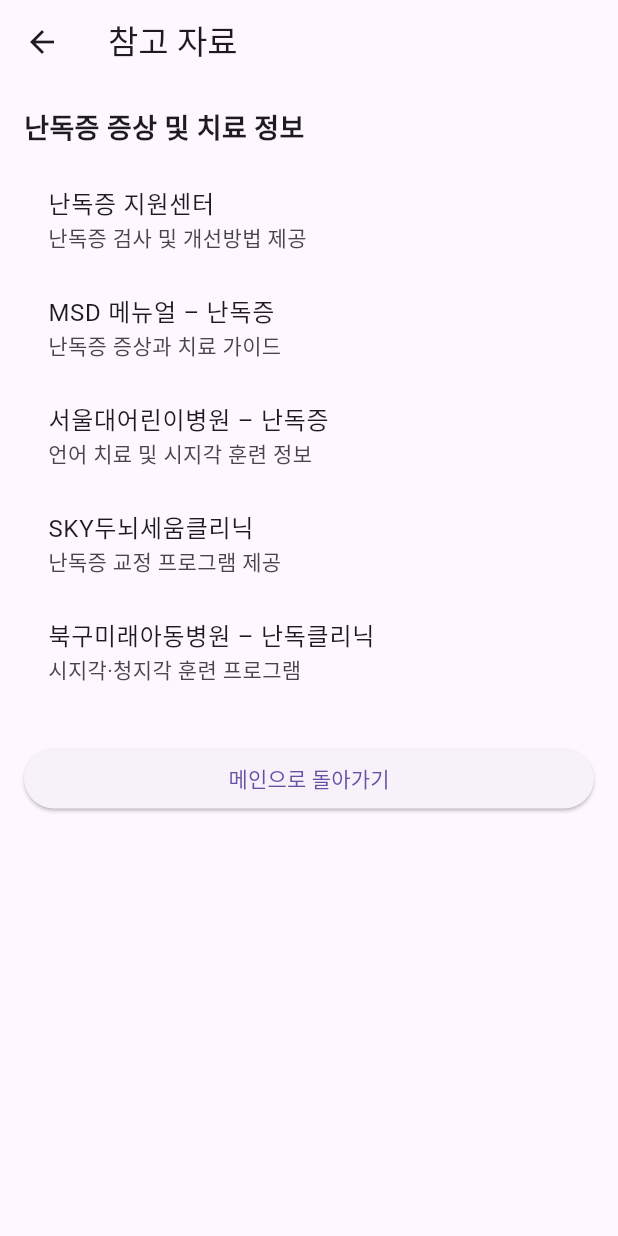
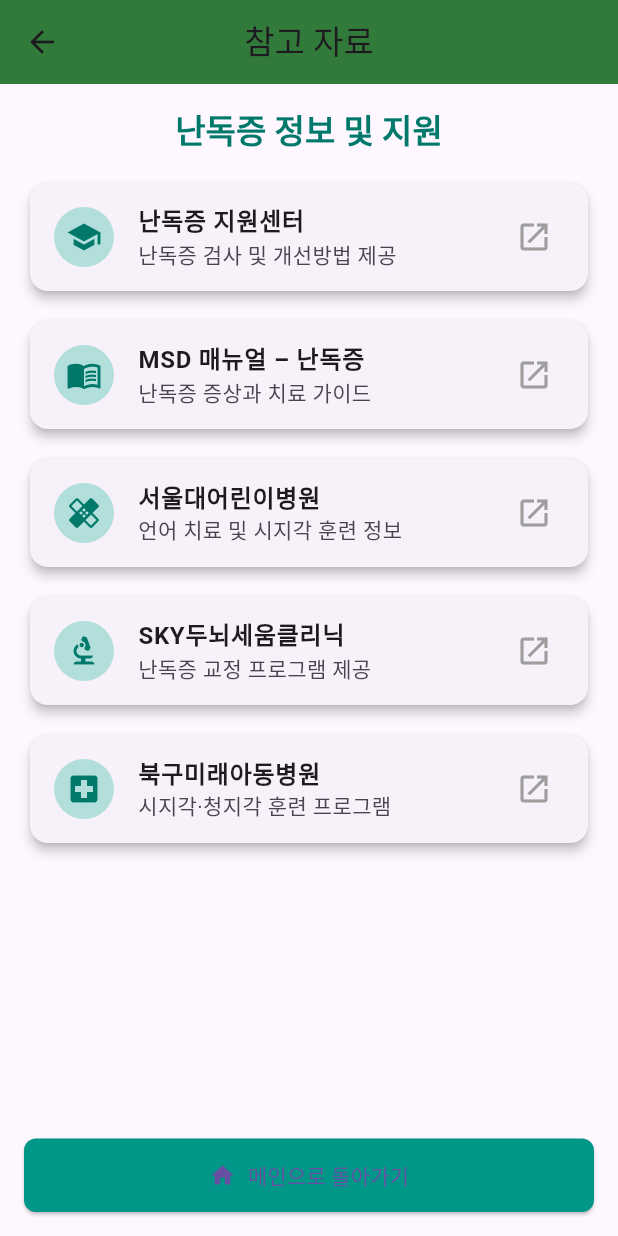
Before and after one commit to wjy0524/HackTX25-DYSCVER, a Flutter app: the DyslexiaInfoPage screen opened directly, on a phone screen of 412 x 824 dp. Run offline on Flutter 3.47's test engine with Material 3 defaults, Android fonts, the phone set to English and light mode, and no system bars; our stand-ins replace cloud_firestore, firebase_auth, firebase_core, fl_chart, flutter_widget_from_html_core, google_sign_in and 1 more; accounts and stored records are empty; statements that could not run were skipped.

Commit message:
dyslexia info page update + ml_pipeline(ignore it, not used in code)

```diff
--- a/frontend/lib/screens/dyslexia_info_page.dart
+++ b/frontend/lib/screens/dyslexia_info_page.dart
@@ -1,6 +1,8 @@
+// lib/screens/dyslexia_info_page.dart
+
 import 'package:flutter/material.dart';
 import 'package:url_launcher/url_launcher.dart';
-import 'main_page.dart';
+import 'main_menu_page.dart';
 
 class DyslexiaInfoPage extends StatelessWidget {
   const DyslexiaInfoPage({Key? key}) : super(key: key);
@@ -8,58 +10,119 @@ class DyslexiaInfoPage extends StatelessWidget {
   Future<void> _launchUrl(String url) async {
     final uri = Uri.parse(url);
     if (await canLaunchUrl(uri)) {
-      await launchUrl(uri);
+      await launchUrl(uri, mode: LaunchMode.externalApplication);
     }
   }
 
   @override
   Widget build(BuildContext context) {
+    final resources = [
+      {
+        'title': '난독증 지원센터',
+        'subtitle': '난독증 검사 및 개선방법 제공',
+        'url': 'https://nandok.com/',
+        'icon': Icons.school,
+      },
+      {
+        'title': 'MSD 매뉴얼 – 난독증',
+        'subtitle': '난독증 증상과 치료 가이드',
+        'url': 'https://www.msdmanuals.com/ko/home/%EC%95%84%EB%8F%99%EC%9D%98-%EA%B1%B4%EA%B0%95-%EB%AC%B8%EC%A0%9C/%ED%95%99%EC%8A%B5%EA%B3%BC-%EB%B0%9C%EB%8B%AC-%EC%9E%A5%EC%95%A0/%EB%82%9C%EB%8F%85%EC%A6%9D',
+        'icon': Icons.menu_book,
+      },
+      {
+        'title': '서울대어린이병원',
+        'subtitle': '언어 치료 및 시지각 훈련 정보',
+        'url': 'https://child.snuh.org/health/nMedInfo/nView.do?category=DIS&medid=AA000594',
+        'icon': Icons.healing,
+      },
+      {
+        'title': 'SKY두뇌세움클리닉',
+        'subtitle': '난독증 교정 프로그램 제공',
+        'url': 'https://www.skybrain.co.kr/',
+        'icon': Icons.biotech,
+      },
+      {
+        'title': '북구미래아동병원',
+        'subtitle': '시지각·청지각 훈련 프로그램',
+        'url': 'https://www.bmiraehosp.com/?page_id=894',
+        'icon': Icons.local_hospital,
+      },
+    ];
+
     return Scaffold(
-      appBar: AppBar(title: const Text('참고 자료')),
-      body: ListView(
-        padding: const EdgeInsets.all(16),
+      appBar: AppBar(
+        title: const Text('참고 자료'),
+        centerTitle: true,
+        backgroundColor: Colors.green[800],
+        elevation: 2,
+      ),
+      body: Padding(
+        padding: const EdgeInsets.all(16.0),
+        child: Column(
+          crossAxisAlignment: CrossAxisAlignment.stretch,
           children: [
-          const Text(
-            '난독증 증상 및 치료 정보',
-            style: TextStyle(fontSize: 18, fontWeight: FontWeight.bold),
+            Text(
+              '난독증 정보 및 지원',
+              style: Theme.of(context)
+                      .textTheme
+                      .titleLarge!
+                      .copyWith(
+                    color: Colors.teal[700],
+                    fontWeight: FontWeight.bold,
                   ),
-          const SizedBox(height: 12),
-          ListTile(
-            title: const Text('난독증 지원센터'),
-            subtitle: const Text('난독증 검사 및 개선방법 제공'),
-            onTap: () => _launchUrl('https://nandok.com/'),
+              textAlign: TextAlign.center,
             ),
-          ListTile(
-            title: const Text('MSD 메뉴얼 – 난독증'),
-            subtitle: const Text('난독증 증상과 치료 가이드'),
-            onTap: () => _launchUrl('https://www.msdmanuals.com/ko/home/%EC%95%84%EB%8F%99%EC%9D%98-%EA%B1%B4%EA%B0%95-%EB%AC%B8%EC%A0%9C/%ED%95%99%EC%8A%B5%EA%B3%BC-%EB%B0%9C%EB%8B%AC-%EC%9E%A5%EC%95%A0/%EB%82%9C%EB%8F%85%EC%A6%9D'),
+            const SizedBox(height: 16),
+            Expanded(
+              child: ListView.separated(
+                itemCount: resources.length,
+                separatorBuilder: (_, __) => const SizedBox(height: 12),
+                itemBuilder: (context, index) {
+                  final resource = resources[index];
+                  return Card(
+                    shape: RoundedRectangleBorder(
+                      borderRadius: BorderRadius.circular(12),
                     ),
-          ListTile(
-            title: const Text('서울대어린이병원 – 난독증'),
-            subtitle: const Text('언어 치료 및 시지각 훈련 정보'),
-            onTap: () => _launchUrl('https://child.snuh.org/health/nMedInfo/nView.do?category=DIS&medid=AA000594'),
+                    elevation: 3,
+                    child: ListTile(
+                      leading: CircleAvatar(
+                        backgroundColor: Colors.teal.shade100,
+                        child: Icon(
+                          resource['icon'] as IconData,
+                          color: Colors.teal[700],
                         ),
-          ListTile(
-            title: const Text('SKY두뇌세움클리닉'),
-            subtitle: const Text('난독증 교정 프로그램 제공'),
-            onTap: () => _launchUrl('https://www.skybrain.co.kr/'),
                       ),
-          ListTile(
-            title: const Text('북구미래아동병원 – 난독클리닉'),
-            subtitle: const Text('시지각·청지각 훈련 프로그램'),
-            onTap: () => _launchUrl('https://www.bmiraehosp.com/?page_id=894'),
+                      title: Text(
+                        resource['title'] as String,
+                        style: const TextStyle(fontWeight: FontWeight.w600),
                       ),
-          const SizedBox(height: 24),
-          ElevatedButton(
-            onPressed: () {
-              Navigator.push(
-                context,
-                MaterialPageRoute(builder: (_) => const MainPage()),
+                      subtitle: Text(resource['subtitle'] as String),
+                      trailing: const Icon(Icons.launch, color: Colors.grey),
+                      onTap: () => _launchUrl(resource['url'] as String),
+                    ),
                   );
                 },
-            child: const Text('메인으로 돌아가기'),
+              ),
+            ),
+            ElevatedButton.icon(
+              icon: const Icon(Icons.home),
+              label: const Text('메인으로 돌아가기'),
+              style: ElevatedButton.styleFrom(
+                backgroundColor: Colors.teal,
+                padding: const EdgeInsets.symmetric(vertical: 14),
+                shape: RoundedRectangleBorder(
+                  borderRadius: BorderRadius.circular(8),
+                ),
+              ),
+              onPressed: () {
+                Navigator.pushReplacement(
+                  context,
+                  MaterialPageRoute(builder: (_) => const MainMenuPage()),
+                );
+              },
             ),
           ],
+        ),
       ),
     );
   }
--- a/frontend/lib/screens/main_menu_page.dart
+++ b/frontend/lib/screens/main_menu_page.dart
@@ -5,6 +5,7 @@ import 'package:firebase_auth/firebase_auth.dart';
 import 'package:cloud_firestore/cloud_firestore.dart';
 import 'participant_info_page.dart';
 import 'reading_speed_page.dart';
+
 
 class MainMenuPage extends StatelessWidget {
   const MainMenuPage({Key? key}) : super(key: key);
```
Also changed, not shown: ml_pipeline/labeled_data.csv (added, +7 -0 lines), ml_pipeline/requirements.txt (added, +7 -0 lines), 9 other files. Lines whose indentation alone changed are shown as unchanged.
